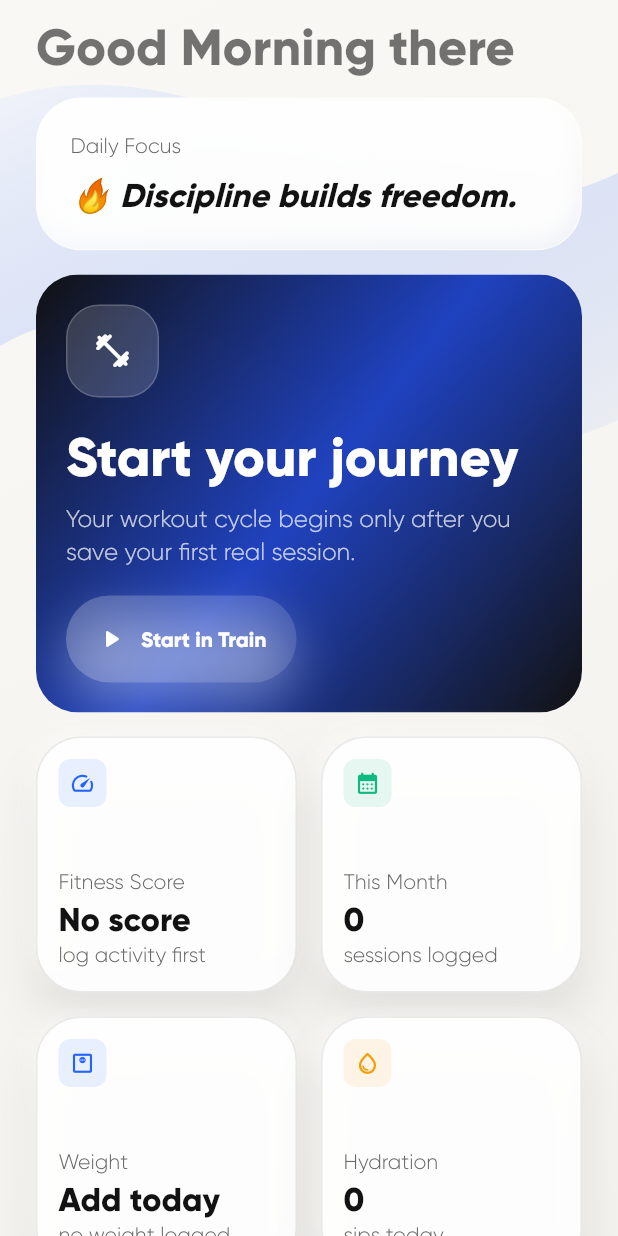
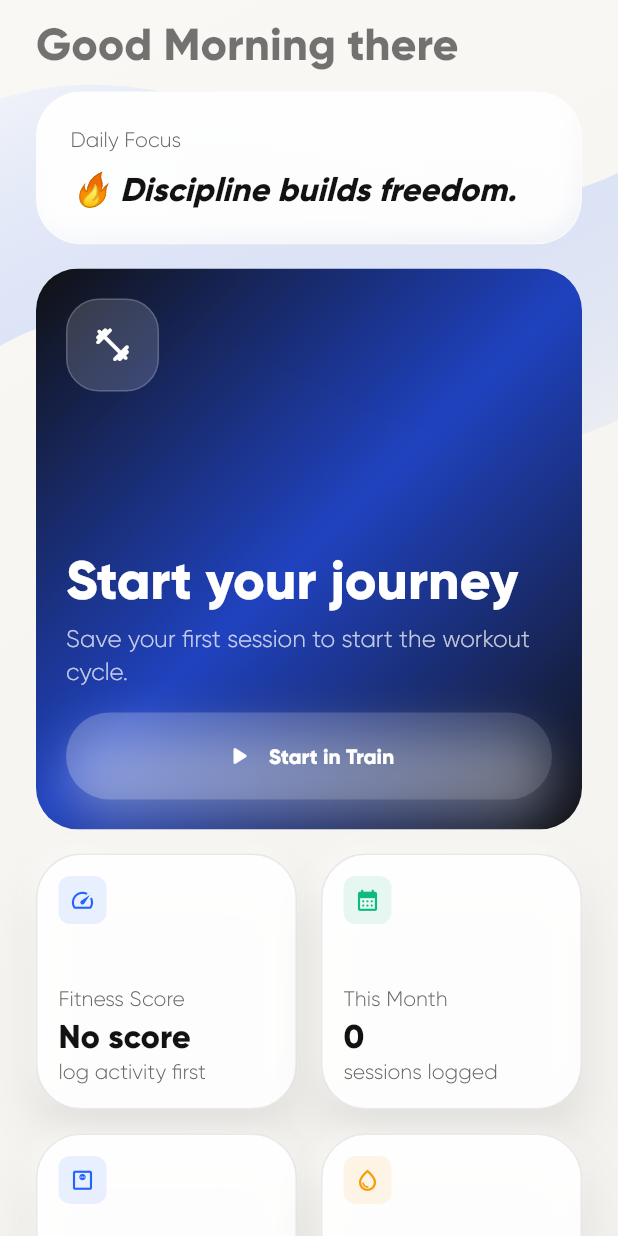
Before and after one commit to pranavv1210/atlas-fitness-os, a Flutter app: the TodayScreen widget shown alone on an empty page, opened directly with empty values, on a phone screen of 412 x 824 dp. Run offline on Flutter 3.47's test engine with Material 3 defaults, Android fonts, the phone set to English and light mode, and no system bars; our stand-ins replace cached_network_image, connectivity_plus, flutter_local_notifications, flutter_timezone, google_sign_in, local_auth and 3 more; accounts and stored records are empty; statements that could not run were skipped.

Commit message:
Restore Today screen workout card

```diff
--- a/lib/src/features/today/presentation/today_screen.dart
+++ b/lib/src/features/today/presentation/today_screen.dart
@@ -62,7 +62,7 @@ class _TodayScreenState extends State<TodayScreen> {
           subtitle: '',
           title: '${_greeting(DateTime.now())} $displayName',
           titleStyle: Theme.of(context).textTheme.headlineLarge?.copyWith(
-            fontSize: 34,
+            fontSize: 30,
             height: 1.02,
             fontWeight: FontWeight.w900,
           ),
@@ -140,13 +140,15 @@ class _MissionCard extends StatelessWidget {
   @override
   Widget build(BuildContext context) {
     final workout = snapshot.todayWorkout;
-    if (workout == null) {
-      return ClipRRect(
+    if (workout == null || !snapshot.hasWorkoutCycleStarted) {
+      return SizedBox(
+        height: 374,
+        child: ClipRRect(
           borderRadius: BorderRadius.circular(28),
           child: Stack(
+            fit: StackFit.expand,
             children: [
-            Positioned.fill(
-              child: DecoratedBox(
+              DecoratedBox(
                 decoration: BoxDecoration(
                   gradient: LinearGradient(
                     begin: Alignment.topLeft,
@@ -159,7 +161,6 @@ class _MissionCard extends StatelessWidget {
                   ),
                 ),
               ),
-            ),
               Padding(
                 padding: const EdgeInsets.all(20),
                 child: Column(
@@ -168,7 +169,7 @@ class _MissionCard extends StatelessWidget {
                     const _FloatingWorkoutGlyph(
                       icon: Icons.fitness_center_rounded,
                     ),
-                  const SizedBox(height: 22),
+                    const Spacer(),
                     Text(
                       'Start your journey',
                       style: Theme.of(context).textTheme.displaySmall?.copyWith(
@@ -176,37 +177,44 @@ class _MissionCard extends StatelessWidget {
                         height: 1,
                       ),
                     ),
-                  const SizedBox(height: 12),
+                    const SizedBox(height: 10),
                     Text(
-                    'Your workout cycle begins only after you save your first real session.',
+                      'Save your first session to start the workout cycle.',
                       style: Theme.of(context).textTheme.bodyLarge?.copyWith(
                         color: Colors.white.withValues(alpha: 0.74),
                       ),
                     ),
-                  const SizedBox(height: 18),
-                  AtlasGradientButton(
+                    const SizedBox(height: 16),
+                    SizedBox(
+                      width: double.infinity,
+                      child: AtlasGradientButton(
                         label: 'Start in Train',
                         icon: Icons.play_arrow_rounded,
+                        minHeight: 58,
                         colors: [
                           Colors.white.withValues(alpha: 0.24),
                           Colors.white.withValues(alpha: 0.12),
                         ],
                         onPressed: onOpenTrain,
                       ),
+                    ),
                   ],
                 ),
               ),
             ],
           ),
+        ),
       );
     }
     final streak = snapshot.currentStreak;
-    return ClipRRect(
+    return SizedBox(
+      height: 334,
+      child: ClipRRect(
         borderRadius: BorderRadius.circular(28),
         child: Stack(
+          fit: StackFit.expand,
           children: [
-          Positioned.fill(
-            child: DecoratedBox(
+            DecoratedBox(
               decoration: BoxDecoration(
                 gradient: LinearGradient(
                   begin: Alignment.topLeft,
@@ -216,7 +224,6 @@ class _MissionCard extends StatelessWidget {
                     AtlasColors.accentDeep.withValues(alpha: 0.96),
                     AtlasColors.ink,
                   ],
-                ),
                 ),
               ),
             ),
@@ -232,27 +239,33 @@ class _MissionCard extends StatelessWidget {
                       _StreakBadge(streak: streak),
                     ],
                   ),
-                const SizedBox(height: 20),
+                  const Spacer(),
                   Text(
                     workout.name,
+                    maxLines: 2,
+                    overflow: TextOverflow.ellipsis,
                     style: Theme.of(context).textTheme.displaySmall?.copyWith(
                       color: Colors.white,
-                    fontSize: 44,
-                    height: 1,
+                      fontSize: 42,
+                      height: 0.98,
                     ),
                   ),
                   const SizedBox(height: 8),
                   Text(
                     workout.focus,
+                    maxLines: 1,
+                    overflow: TextOverflow.ellipsis,
                     style: Theme.of(context).textTheme.bodyLarge?.copyWith(
                       color: Colors.white.withValues(alpha: 0.74),
                     ),
                   ),
-                const SizedBox(height: 18),
+                  const SizedBox(height: 16),
                   Row(
-                  crossAxisAlignment: CrossAxisAlignment.stretch,
+                    crossAxisAlignment: CrossAxisAlignment.center,
                     children: [
                       Expanded(
+                        child: SizedBox(
+                          height: 64,
                           child: AtlasGradientButton(
                             label: 'Log in Train',
                             icon: Icons.play_arrow_rounded,
@@ -262,6 +275,7 @@ class _MissionCard extends StatelessWidget {
                               Colors.white.withValues(alpha: 0.12),
                             ],
                             onPressed: onOpenTrain,
+                          ),
                         ),
                       ),
                       const SizedBox(width: 12),
@@ -275,6 +289,7 @@ class _MissionCard extends StatelessWidget {
               ),
             ),
           ],
+        ),
       ),
     );
   }
```
Also changed, not shown: 1 other file. Lines whose indentation alone changed are shown as unchanged.
